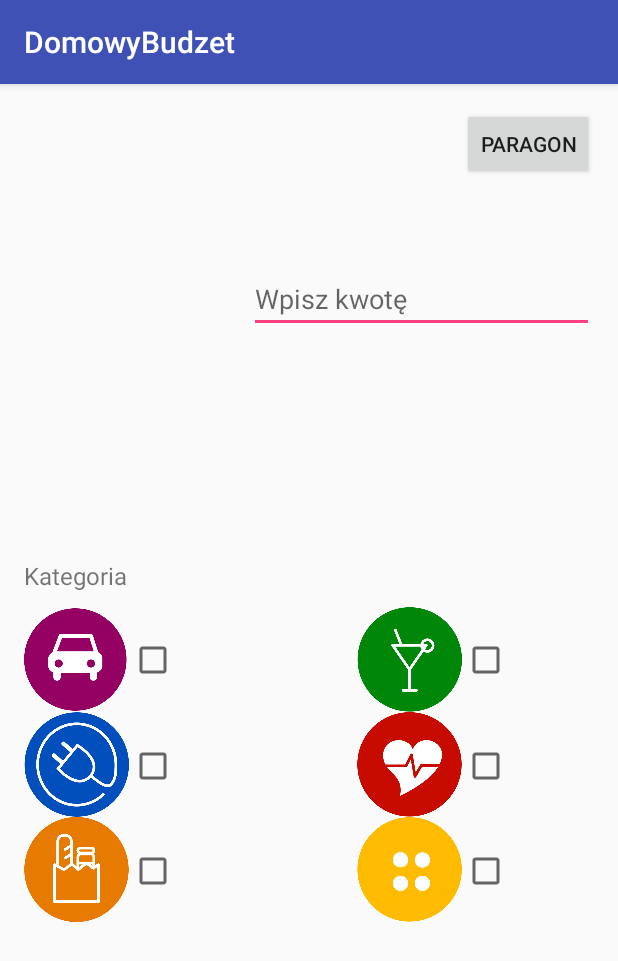
After one commit to MMOZIERO/DomowyBudzet, an Android app: the Add screen opened directly, with no data from a screen before it, on a phone screen of 412 x 824 dp. The commit adds this screen. Shown: the top 961 px of the screen. Run offline under Robolectric (Android 15) with nearby library versions, the phone set to English and light mode, and no system bars.

Commit message:
Activity dodawania, Aparat
Jednak obsługa aparatu bez zapisywania

```diff
--- a/app/src/main/AndroidManifest.xml
+++ b/app/src/main/AndroidManifest.xml
@@ -2,38 +2,33 @@
 <manifest xmlns:android="http://schemas.android.com/apk/res/android"
     package="dziennik.domowybudzet">
 
+    <uses-permission android:name="android.permission.WRITE_EXTERNAL_STORAGE" />
+    <uses-permission android:name="android.permission.WRITE_EXTERNAL_STORAGE" />
+
     <application
-
         android:allowBackup="true"
         android:icon="@mipmap/ic_launcher"
         android:label="@string/app_name"
         android:supportsRtl="true"
         android:theme="@style/AppTheme">
-
-        <activity android:name=".MainActivity">
-
-
-
-
-
-        </activity>
-
+        <activity android:name=".MainActivity"></activity>
         <activity android:name=".SplashScreen">
-
-
             <intent-filter>
                 <action android:name="android.intent.action.MAIN" />
 
                 <category android:name="android.intent.category.LAUNCHER" />
             </intent-filter>
+        </activity>
+        <!--
+ ATTENTION: This was auto-generated to add Google Play services to your project for
+     App Indexing.  See https://g.co/AppIndexing/AndroidStudio for more information.
+        -->
 
-
-
-        </activity><!-- ATTENTION: This was auto-generated to add Google Play services to your project for
-     App Indexing.  See https://g.co/AppIndexing/AndroidStudio for more information. -->
         <meta-data
             android:name="com.google.android.gms.version"
             android:value="@integer/google_play_services_version" />
+
+        <activity android:name=".Add"></activity>
     </application>
 
 </manifest>
--- /dev/null
+++ b/app/src/main/java/dziennik/domowybudzet/Add.java
@@ -0,0 +1,52 @@
+package dziennik.domowybudzet;
+
+import android.content.Intent;
+import android.graphics.Bitmap;
+import android.provider.MediaStore;
+import android.support.v7.app.AppCompatActivity;
+import android.os.Bundle;
+import android.view.View;
+import android.widget.Button;
+import android.widget.ImageView;
+
+public class Add extends AppCompatActivity {
+
+    ImageView mImageView;
+
+    @Override
+    protected void onCreate(Bundle savedInstanceState) {
+        super.onCreate(savedInstanceState);
+        setContentView(R.layout.activity_add);
+
+        mImageView=(ImageView) findViewById(R.id.imageView2);
+
+        final Button button = (Button) findViewById(R.id.buttonParagon);
+        button.setOnClickListener(new View.OnClickListener() {
+            public void onClick(View v) {
+                dispatchTakePictureIntent();
+            }
+        });
+    }
+
+
+    static final int REQUEST_IMAGE_CAPTURE = 1;
+
+    private void dispatchTakePictureIntent() {
+        Intent takePictureIntent = new Intent(MediaStore.ACTION_IMAGE_CAPTURE);
+        if (takePictureIntent.resolveActivity(getPackageManager()) != null) {
+            startActivityForResult(takePictureIntent, REQUEST_IMAGE_CAPTURE);
+        }
+    }
+
+
+    @Override
+    protected void onActivityResult(int requestCode, int resultCode, Intent data) {
+        if (requestCode == REQUEST_IMAGE_CAPTURE && resultCode == RESULT_OK) {
+            Bundle extras = data.getExtras();
+            Bitmap imageBitmap = (Bitmap) extras.get("data");
+            mImageView.setImageBitmap(imageBitmap);
+        }
+    }
+
+
+}
--- a/app/src/main/java/dziennik/domowybudzet/MainActivity.java
+++ b/app/src/main/java/dziennik/domowybudzet/MainActivity.java
@@ -1,9 +1,9 @@
 package dziennik.domowybudzet;
 
 import android.content.Intent;
+import android.provider.MediaStore;
 import android.support.v7.app.AppCompatActivity;
 import android.os.Bundle;
-import android.support.v7.widget.Toolbar;
 import android.view.Menu;
 import android.view.MenuInflater;
 import android.view.MenuItem;
@@ -15,8 +15,6 @@ public class MainActivity extends AppCompatActivity {
     protected void onCreate(Bundle savedInstanceState) {
         super.onCreate(savedInstanceState);
         setContentView(R.layout.activity_main);
-
-
 
 
     }
@@ -35,11 +33,17 @@ public class MainActivity extends AppCompatActivity {
         switch (item.getItemId()) {
             case R.id.dodajWydatek:
                 Toast.makeText(getApplicationContext(), "dodajwydatek", Toast.LENGTH_SHORT).show();
+                startActivity(new Intent(MainActivity.this,Add.class));
 
                 return true;
 
             case R.id.help:
               Toast.makeText(getApplicationContext(), "zdjęcie", Toast.LENGTH_SHORT).show();
+
+                Intent takePictureIntent = new Intent(MediaStore.ACTION_IMAGE_CAPTURE);
+                if (takePictureIntent.resolveActivity(getPackageManager()) != null) {
+                    startActivityForResult(takePictureIntent, 1);
+                }
 
                 return true;
 
--- /dev/null
+++ b/app/src/main/res/layout/activity_add.xml
@@ -0,0 +1,171 @@
+<?xml version="1.0" encoding="utf-8"?>
+<RelativeLayout xmlns:android="http://schemas.android.com/apk/res/android"
+    xmlns:tools="http://schemas.android.com/tools"
+    android:layout_width="match_parent"
+    android:layout_height="match_parent"
+    android:paddingBottom="@dimen/activity_vertical_margin"
+    android:paddingLeft="@dimen/activity_horizontal_margin"
+    android:paddingRight="@dimen/activity_horizontal_margin"
+    android:paddingTop="@dimen/activity_vertical_margin"
+    tools:context="dziennik.domowybudzet.Add">
+
+    <ImageView
+        android:layout_width="150dp"
+        android:layout_height="150dp"
+        android:id="@+id/imageView2"
+        android:adjustViewBounds="true"
+        android:layout_alignParentTop="true"
+        android:layout_alignParentLeft="true"
+        android:layout_alignParentStart="true" />
+
+    <Button
+        android:layout_width="wrap_content"
+        android:layout_height="wrap_content"
+        android:text="Paragon"
+        android:id="@+id/buttonParagon"
+        android:layout_alignParentTop="true"
+        android:layout_alignParentRight="true"
+        android:layout_alignParentEnd="true" />
+
+    <EditText
+        android:layout_width="wrap_content"
+        android:layout_height="wrap_content"
+        android:id="@+id/kwota"
+        android:layout_alignBottom="@+id/imageView2"
+        android:layout_alignRight="@+id/buttonParagon"
+        android:layout_alignEnd="@+id/buttonParagon"
+        android:layout_toRightOf="@+id/imageView2"
+        android:layout_toEndOf="@+id/imageView2"
+        android:hint="Wpisz kwotę"
+        android:inputType="numberDecimal" />
+
+    <TextView
+        android:layout_width="wrap_content"
+        android:layout_height="wrap_content"
+        android:text="Kategoria"
+        android:id="@+id/textView5"
+        android:textSize="16dp"
+        android:layout_above="@+id/imageTransport"
+        android:layout_alignParentLeft="true"
+        android:layout_alignParentStart="true"
+        android:layout_marginBottom="10dp" />
+
+    <CheckBox
+        android:layout_width="wrap_content"
+        android:layout_height="wrap_content"
+        android:id="@+id/checkBox"
+        android:checked="false"
+        android:layout_alignTop="@+id/imageMedia"
+        android:layout_alignLeft="@+id/checkBox3"
+        android:layout_alignStart="@+id/checkBox3"
+        android:layout_marginTop="20dp" />
+
+    <CheckBox
+        android:layout_width="wrap_content"
+        android:layout_height="wrap_content"
+        android:id="@+id/checkBox2"
+        android:checked="false"
+        android:layout_centerVertical="true"
+        android:layout_alignLeft="@+id/checkBox"
+        android:layout_alignStart="@+id/checkBox" />
+
+    <CheckBox
+        android:layout_width="wrap_content"
+        android:layout_height="wrap_content"
+        android:id="@+id/checkBox3"
+        android:checked="false"
+        android:layout_alignTop="@+id/imageEweryday"
+        android:layout_toRightOf="@+id/imageMedia"
+        android:layout_toEndOf="@+id/imageMedia"
+        android:layout_marginTop="20dp" />
+
+    <CheckBox
+        android:layout_width="wrap_content"
+        android:layout_height="wrap_content"
+        android:id="@+id/checkBox4"
+        android:checked="false"
+        android:layout_below="@+id/imageFun"
+        android:layout_alignLeft="@+id/checkBox5"
+        android:layout_alignStart="@+id/checkBox5"
+        android:layout_marginTop="20dp" />
+
+    <CheckBox
+        android:layout_width="wrap_content"
+        android:layout_height="wrap_content"
+        android:id="@+id/checkBox5"
+        android:checked="false"
+        android:layout_alignTop="@+id/checkBox2"
+        android:layout_alignLeft="@+id/buttonParagon"
+        android:layout_alignStart="@+id/buttonParagon" />
+
+    <CheckBox
+        android:layout_width="wrap_content"
+        android:layout_height="wrap_content"
+        android:id="@+id/checkBox6"
+        android:checked="false"
+        android:layout_alignTop="@+id/checkBox3"
+        android:layout_alignLeft="@+id/checkBox5"
+        android:layout_alignStart="@+id/checkBox5" />
+
+
+
+    <ImageView
+        android:layout_width="70dp"
+        android:layout_height="70dp"
+        android:id="@+id/imageEweryday"
+        android:src="@drawable/everyday"
+        android:layout_below="@+id/imageMedia"
+        android:layout_toLeftOf="@+id/checkBox3"
+        android:layout_toStartOf="@+id/checkBox3" />
+
+
+    <ImageView
+        android:layout_width="70dp"
+        android:layout_height="70dp"
+        android:id="@+id/imageTransport"
+        android:src="@drawable/transport"
+        android:layout_centerVertical="true"
+        android:layout_alignRight="@+id/textView5"
+        android:layout_alignEnd="@+id/textView5" />
+
+    <ImageView
+        android:layout_width="70dp"
+        android:layout_height="70dp"
+        android:id="@+id/imageFun"
+        android:src="@drawable/fun"
+        android:layout_above="@+id/imageHealth"
+        android:layout_toLeftOf="@+id/buttonParagon"
+        android:layout_toStartOf="@+id/buttonParagon" />
+
+    <ImageView
+        android:layout_width="70dp"
+        android:layout_height="70dp"
+        android:id="@+id/imageMedia"
+        android:src="@drawable/media"
+
+        android:layout_below="@+id/imageTransport"
+        android:layout_alignLeft="@+id/imageTransport"
+        android:layout_alignStart="@+id/imageTransport" />
+
+
+    <ImageView
+        android:layout_width="70dp"
+        android:layout_height="70dp"
+        android:id="@+id/imageHealth"
+        android:src="@drawable/health"
+
+        android:layout_above="@+id/imageEweryday"
+        android:layout_toLeftOf="@+id/buttonParagon"
+        android:layout_toStartOf="@+id/buttonParagon" />
+
+
+    <ImageView
+        android:layout_width="70dp"
+        android:layout_height="70dp"
+        android:id="@+id/imageMix"
+        android:src="@drawable/rozne"
+        android:layout_below="@+id/imageHealth"
+        android:layout_alignLeft="@+id/imageHealth"
+        android:layout_alignStart="@+id/imageHealth" />
+
+</RelativeLayout>
```
